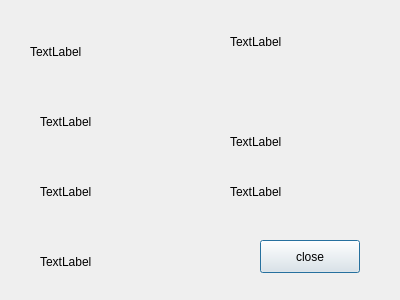
First picture: the form in viewcustomerwindow.ui, repository anashaybani/Bank, before the edit.
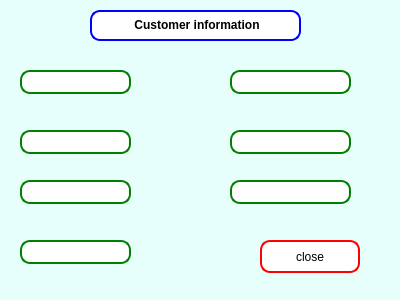
Second picture: the form after the edit.

```diff
--- a/viewcustomerwindow.ui
+++ b/viewcustomerwindow.ui
@@ -13,6 +13,10 @@
   <property name="windowTitle">
    <string>Dialog</string>
   </property>
+  <property name="styleSheet">
+   <string notr="true">background-color: rgb(231, 255, 250);
+color: rgb(0, 0, 0);</string>
+  </property>
   <widget class="QPushButton" name="closeButton">
    <property name="geometry">
     <rect>
@@ -22,6 +26,13 @@
      <height>33</height>
     </rect>
    </property>
+   <property name="styleSheet">
+    <string notr="true">border-radius:10px;
+background-color: rgb(255, 255, 255);
+color: rgb(0, 0, 0);
+border:2px solid red;
+</string>
+   </property>
    <property name="text">
     <string>close</string>
    </property>
@@ -29,66 +40,101 @@
   <widget class="QLabel" name="firstNameLabel">
    <property name="geometry">
     <rect>
-     <x>30</x>
-     <y>40</y>
-     <width>72</width>
+     <x>20</x>
+     <y>70</y>
+     <width>111</width>
      <height>24</height>
     </rect>
    </property>
+   <property name="styleSheet">
+    <string notr="true">border-radius:10px;
+background-color: rgb(255, 255, 255);
+color: rgb(0, 0, 0);
+border:2px solid green;
+</string>
+   </property>
    <property name="text">
-    <string>TextLabel</string>
+    <string/>
    </property>
   </widget>
   <widget class="QLabel" name="lastNameLabel">
    <property name="geometry">
     <rect>
-     <x>40</x>
-     <y>110</y>
-     <width>72</width>
+     <x>20</x>
+     <y>130</y>
+     <width>111</width>
      <height>24</height>
     </rect>
    </property>
+   <property name="styleSheet">
+    <string notr="true">border-radius:10px;
+background-color: rgb(255, 255, 255);
+color: rgb(0, 0, 0);
+border:2px solid green;
+</string>
+   </property>
    <property name="text">
-    <string>TextLabel</string>
+    <string/>
    </property>
   </widget>
   <widget class="QLabel" name="nationalCodeLabel">
    <property name="geometry">
     <rect>
-     <x>40</x>
+     <x>20</x>
      <y>180</y>
-     <width>72</width>
+     <width>111</width>
      <height>24</height>
     </rect>
    </property>
+   <property name="styleSheet">
+    <string notr="true">border-radius:10px;
+background-color: rgb(255, 255, 255);
+color: rgb(0, 0, 0);
+border:2px solid green;
+</string>
+   </property>
    <property name="text">
-    <string>TextLabel</string>
+    <string/>
    </property>
   </widget>
   <widget class="QLabel" name="ageLabel">
    <property name="geometry">
     <rect>
-     <x>40</x>
-     <y>250</y>
-     <width>72</width>
+     <x>20</x>
+     <y>240</y>
+     <width>111</width>
      <height>24</height>
     </rect>
    </property>
+   <property name="styleSheet">
+    <string notr="true">border-radius:10px;
+background-color: rgb(255, 255, 255);
+color: rgb(0, 0, 0);
+border:2px solid green;
+</string>
+   </property>
    <property name="text">
-    <string>TextLabel</string>
+    <string/>
    </property>
   </widget>
   <widget class="QLabel" name="usernameLabel">
    <property name="geometry">
     <rect>
      <x>230</x>
-     <y>30</y>
-     <width>72</width>
+     <y>70</y>
+     <width>121</width>
      <height>24</height>
     </rect>
    </property>
+   <property name="styleSheet">
+    <string notr="true">border-radius:10px;
+background-color: rgb(255, 255, 255);
+color: rgb(0, 0, 0);
+border:2px solid green;
+</string>
+   </property>
    <property name="text">
-    <string>TextLabel</string>
+    <string/>
    </property>
   </widget>
   <widget class="QLabel" name="passwordLabel">
@@ -96,12 +142,19 @@
     <rect>
      <x>230</x>
      <y>130</y>
-     <width>72</width>
+     <width>121</width>
      <height>24</height>
     </rect>
    </property>
+   <property name="styleSheet">
+    <string notr="true">border-radius:10px;
+background-color: rgb(255, 255, 255);
+color: rgb(0, 0, 0);
+border:2px solid green;
+</string>
+   </property>
    <property name="text">
-    <string>TextLabel</string>
+    <string/>
    </property>
   </widget>
   <widget class="QLabel" name="accountCountLabel">
@@ -109,12 +162,39 @@
     <rect>
      <x>230</x>
      <y>180</y>
-     <width>72</width>
+     <width>121</width>
      <height>24</height>
     </rect>
    </property>
+   <property name="styleSheet">
+    <string notr="true">border-radius:10px;
+background-color: rgb(255, 255, 255);
+color: rgb(0, 0, 0);
+border:2px solid green;
+</string>
+   </property>
    <property name="text">
-    <string>TextLabel</string>
+    <string/>
+   </property>
+  </widget>
+  <widget class="QLabel" name="label">
+   <property name="geometry">
+    <rect>
+     <x>90</x>
+     <y>10</y>
+     <width>211</width>
+     <height>31</height>
+    </rect>
+   </property>
+   <property name="styleSheet">
+    <string notr="true">border-radius:10px;
+background-color: rgb(255, 255, 255);
+color: rgb(0, 0, 0);
+border:2px solid blue;
+</string>
+   </property>
+   <property name="text">
+    <string>&lt;html&gt;&lt;head/&gt;&lt;body&gt;&lt;p align=&quot;center&quot;&gt;&lt;span style=&quot; font-weight:700;&quot;&gt;Customer information&lt;/span&gt;&lt;/p&gt;&lt;/body&gt;&lt;/html&gt;</string>
    </property>
   </widget>
  </widget>
```
